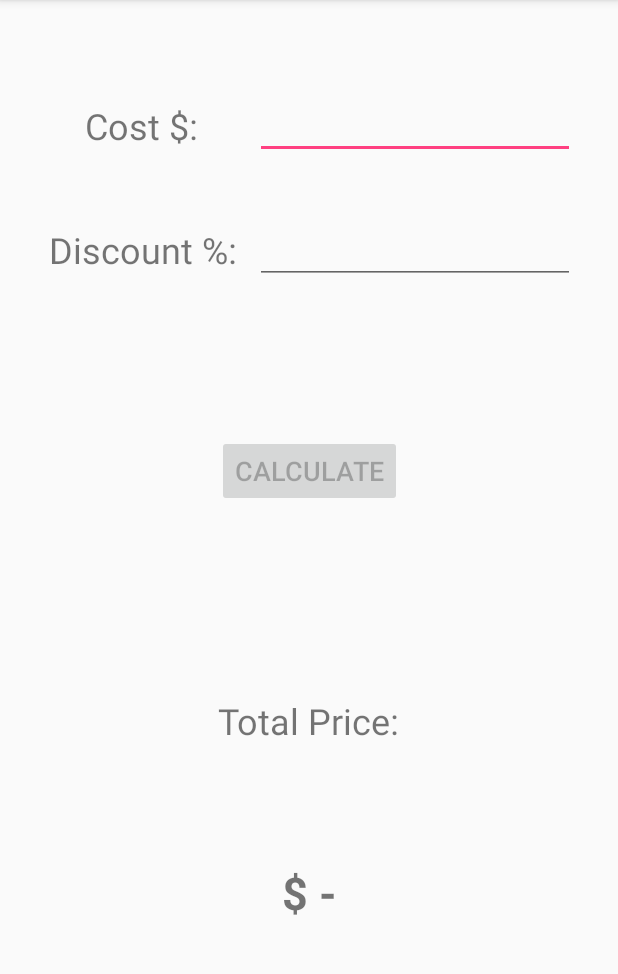
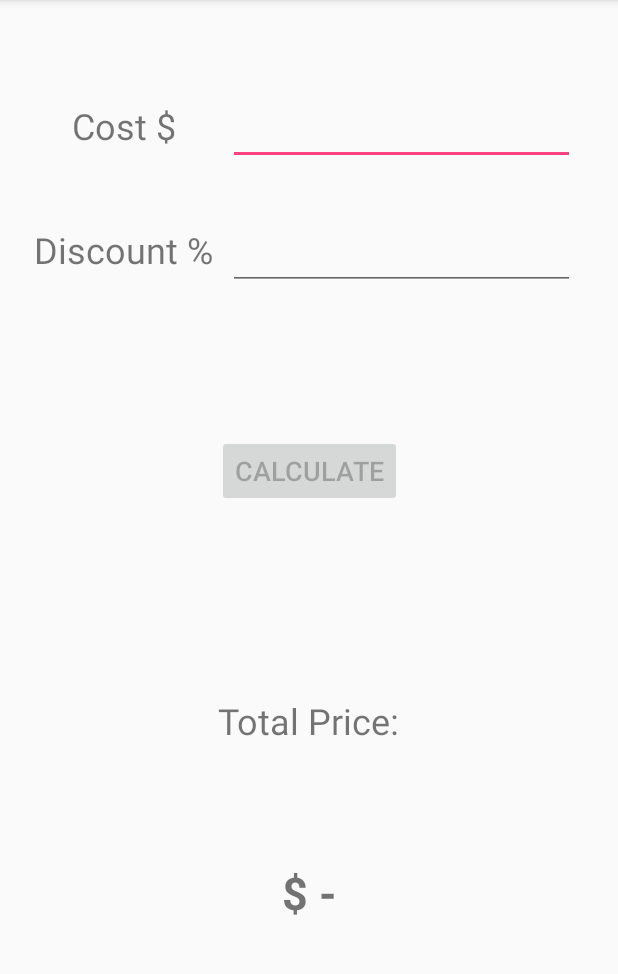
Before and after one commit to Goochy12/DiscountCalculator, an Android app: the screen it shows after launch (MainActivity), on a phone screen of 412 x 824 dp, the part 84-1058 px from its top. Run offline under Robolectric (Android 15) with nearby library versions, the phone set to English and light mode, and no system bars.

Commit message:
updated UI and text

```diff
--- a/DiscountCalculator/app/src/main/res/layout/activity_main.xml
+++ b/DiscountCalculator/app/src/main/res/layout/activity_main.xml
@@ -12,6 +12,13 @@
         android:layout_height="wrap_content"
         android:orientation="vertical"
         app:layout_constraintGuide_percent=".05" />
+
+    <android.support.constraint.Guideline
+        android:id="@+id/gV1"
+        android:layout_width="wrap_content"
+        android:layout_height="wrap_content"
+        android:orientation="vertical"
+        app:layout_constraintGuide_percent=".35" />
 
     <android.support.constraint.Guideline
         android:id="@+id/gVE"
@@ -64,28 +71,34 @@
 
     <EditText
         android:id="@+id/costText"
-        android:layout_width="wrap_content"
+        android:layout_width="0dp"
         android:layout_height="wrap_content"
         android:layout_marginBottom="8dp"
         android:layout_marginEnd="8dp"
+        android:layout_marginStart="8dp"
         android:layout_marginTop="8dp"
         android:ems="10"
         android:inputType="number"
+        android:textSize="24sp"
         app:layout_constraintBottom_toTopOf="@+id/gH1"
         app:layout_constraintEnd_toStartOf="@+id/gVE"
+        app:layout_constraintStart_toStartOf="@+id/gV1"
         app:layout_constraintTop_toTopOf="@+id/gHS" />
 
     <EditText
         android:id="@+id/discountText"
-        android:layout_width="wrap_content"
+        android:layout_width="0dp"
         android:layout_height="wrap_content"
         android:layout_marginBottom="8dp"
         android:layout_marginEnd="8dp"
+        android:layout_marginStart="8dp"
         android:layout_marginTop="8dp"
         android:ems="10"
         android:inputType="number"
+        android:textSize="24sp"
         app:layout_constraintBottom_toTopOf="@+id/gH2"
         app:layout_constraintEnd_toStartOf="@+id/gVE"
+        app:layout_constraintStart_toStartOf="@+id/gV1"
         app:layout_constraintTop_toTopOf="@+id/gH1" />
 
     <Button
@@ -130,8 +143,7 @@
         android:text="@string/costView"
         android:textSize="24sp"
         app:layout_constraintBottom_toTopOf="@+id/gH1"
-        app:layout_constraintEnd_toStartOf="@+id/costText"
-        app:layout_constraintHorizontal_bias="0.486"
+        app:layout_constraintEnd_toStartOf="@+id/gV1"
         app:layout_constraintStart_toStartOf="@+id/gVS"
         app:layout_constraintTop_toTopOf="@+id/gHS" />
 
@@ -140,14 +152,12 @@
         android:layout_width="wrap_content"
         android:layout_height="wrap_content"
         android:layout_marginBottom="8dp"
-        android:layout_marginEnd="8dp"
-        android:layout_marginStart="8dp"
         android:layout_marginTop="8dp"
         android:text="@string/discountView"
         android:textSize="24sp"
         app:layout_constraintBottom_toTopOf="@+id/gH2"
-        app:layout_constraintEnd_toStartOf="@+id/discountText"
-        app:layout_constraintHorizontal_bias="0.48"
+        app:layout_constraintEnd_toStartOf="@+id/gV1"
+        app:layout_constraintHorizontal_bias="0.5"
         app:layout_constraintStart_toStartOf="@+id/gVS"
         app:layout_constraintTop_toTopOf="@+id/gH1" />
 
--- a/DiscountCalculator/app/src/main/res/values/strings.xml
+++ b/DiscountCalculator/app/src/main/res/values/strings.xml
@@ -1,8 +1,8 @@
 <resources>
     <string name="app_name">DiscountCalculator</string>
     <string name="calculateButton">Calculate</string>
-    <string name="costView">Cost $:</string>
-    <string name="discountView">Discount %:</string>
+    <string name="costView">Cost $</string>
+    <string name="discountView">Discount %</string>
     <string name="total_price_View">Total Price:</string>
     <string name="totalView">$ -</string>
 </resources>
```
